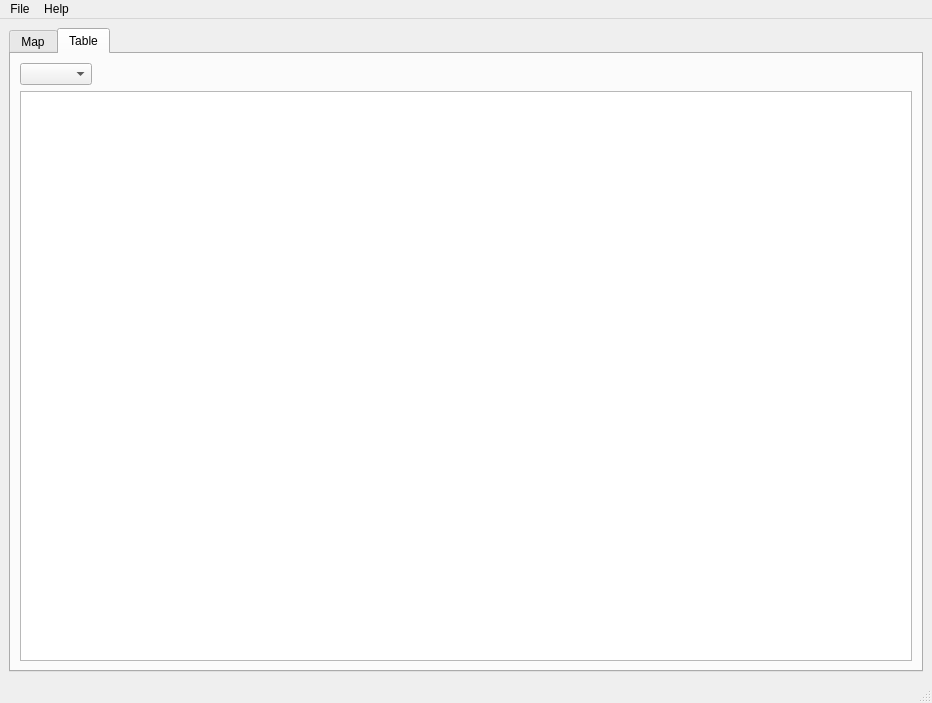
This is src/mainwindow.ui in imyu37/glassplotter as Qt 5 draws it before an edit. The edited form follows.
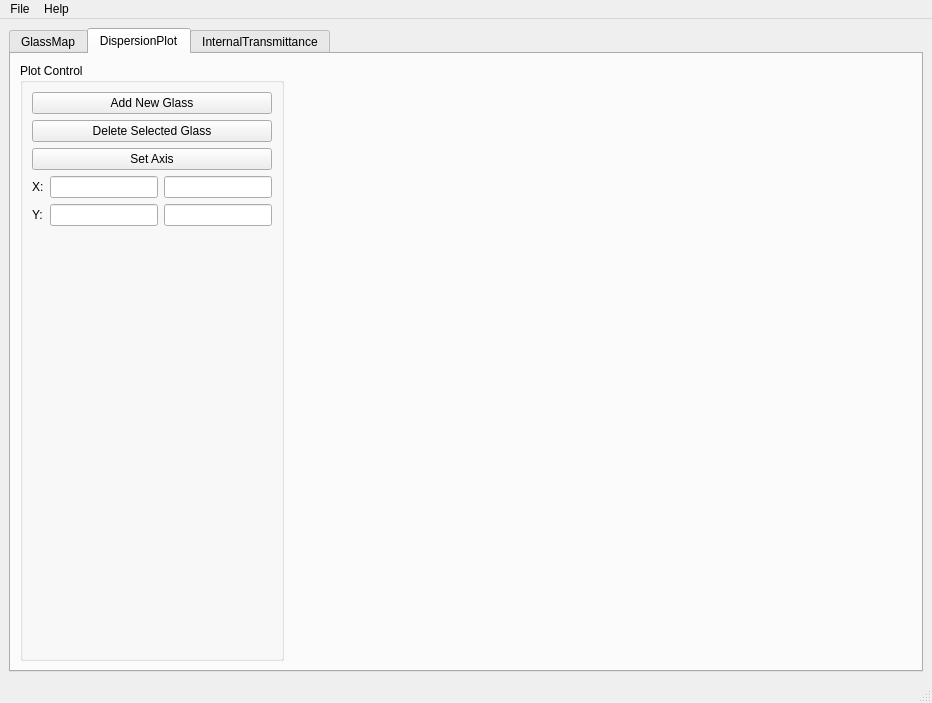
This is the edited form. The open tabs and pages were chosen to show the change. Custom widgets are drawn as their Qt base class.

Commit message: disperion, transmittance tab

The edit to the form file:
```diff
--- a/src/mainwindow.ui
+++ b/src/mainwindow.ui
@@ -22,7 +22,7 @@
       </property>
       <widget class="QWidget" name="tab_GlassMap">
        <attribute name="title">
-        <string>Map</string>
+        <string>GlassMap</string>
        </attribute>
        <layout class="QGridLayout" name="gridLayout_3">
         <item row="0" column="0">
@@ -134,27 +134,239 @@
       </widget>
       <widget class="QWidget" name="tab_GlassTable">
        <attribute name="title">
-        <string>Table</string>
+        <string>DispersionPlot</string>
        </attribute>
-       <layout class="QGridLayout" name="gridLayout_4">
-        <item row="0" column="0">
-         <widget class="QComboBox" name="comboBox_Supplyers"/>
+       <layout class="QHBoxLayout" name="horizontalLayout_2">
+        <item>
+         <widget class="QGroupBox" name="groupBox">
+          <property name="sizePolicy">
+           <sizepolicy hsizetype="Fixed" vsizetype="Preferred">
+            <horstretch>0</horstretch>
+            <verstretch>0</verstretch>
+           </sizepolicy>
+          </property>
+          <property name="title">
+           <string>Plot Control</string>
+          </property>
+          <layout class="QGridLayout" name="gridLayout_6">
+           <item row="1" column="0" colspan="3">
+            <widget class="QPushButton" name="pushButton_deleteSelectedGlass">
+             <property name="text">
+              <string>Delete Selected Glass</string>
+             </property>
+            </widget>
+           </item>
+           <item row="3" column="2">
+            <widget class="QLineEdit" name="lineEdit_Xmax">
+             <property name="sizePolicy">
+              <sizepolicy hsizetype="Fixed" vsizetype="Fixed">
+               <horstretch>0</horstretch>
+               <verstretch>0</verstretch>
+              </sizepolicy>
+             </property>
+            </widget>
+           </item>
+           <item row="4" column="2">
+            <widget class="QLineEdit" name="lineEdit_Ymax">
+             <property name="sizePolicy">
+              <sizepolicy hsizetype="Fixed" vsizetype="Fixed">
+               <horstretch>0</horstretch>
+               <verstretch>0</verstretch>
+              </sizepolicy>
+             </property>
+            </widget>
+           </item>
+           <item row="4" column="0">
+            <widget class="QLabel" name="label_6">
+             <property name="text">
+              <string>Y:</string>
+             </property>
+            </widget>
+           </item>
+           <item row="0" column="0" colspan="3">
+            <widget class="QPushButton" name="pushButton_addNewGlass">
+             <property name="text">
+              <string>Add New Glass</string>
+             </property>
+            </widget>
+           </item>
+           <item row="3" column="1">
+            <widget class="QLineEdit" name="lineEdit_Xmin">
+             <property name="sizePolicy">
+              <sizepolicy hsizetype="Fixed" vsizetype="Fixed">
+               <horstretch>0</horstretch>
+               <verstretch>0</verstretch>
+              </sizepolicy>
+             </property>
+            </widget>
+           </item>
+           <item row="3" column="0">
+            <widget class="QLabel" name="label_5">
+             <property name="text">
+              <string>X:</string>
+             </property>
+            </widget>
+           </item>
+           <item row="2" column="0" colspan="3">
+            <widget class="QPushButton" name="pushButton_Dispersion_SetAxis">
+             <property name="text">
+              <string>Set Axis</string>
+             </property>
+            </widget>
+           </item>
+           <item row="4" column="1">
+            <widget class="QLineEdit" name="lineEdit_Ymin">
+             <property name="sizePolicy">
+              <sizepolicy hsizetype="Fixed" vsizetype="Fixed">
+               <horstretch>0</horstretch>
+               <verstretch>0</verstretch>
+              </sizepolicy>
+             </property>
+            </widget>
+           </item>
+           <item row="5" column="2">
+            <spacer name="verticalSpacer">
+             <property name="orientation">
+              <enum>Qt::Vertical</enum>
+             </property>
+             <property name="sizeHint" stdset="0">
+              <size>
+               <width>20</width>
+               <height>40</height>
+              </size>
+             </property>
+            </spacer>
+           </item>
+          </layout>
+         </widget>
         </item>
-        <item row="0" column="1">
-         <spacer name="horizontalSpacer">
-          <property name="orientation">
-           <enum>Qt::Horizontal</enum>
+        <item>
+         <widget class="QCustomPlot" name="plotWidget_Dispersion" native="true"/>
+        </item>
+       </layout>
+      </widget>
+      <widget class="QWidget" name="tab">
+       <attribute name="title">
+        <string>InternalTransmittance</string>
+       </attribute>
+       <layout class="QHBoxLayout" name="horizontalLayout_3">
+        <item>
+         <widget class="QGroupBox" name="groupBox_2">
+          <property name="sizePolicy">
+           <sizepolicy hsizetype="Fixed" vsizetype="Preferred">
+            <horstretch>0</horstretch>
+            <verstretch>0</verstretch>
+           </sizepolicy>
           </property>
-          <property name="sizeHint" stdset="0">
-           <size>
-            <width>764</width>
-            <height>20</height>
-           </size>
+          <property name="title">
+           <string>Plot Control</string>
           </property>
-         </spacer>
+          <layout class="QGridLayout" name="gridLayout_4">
+           <item row="4" column="0" colspan="3">
+            <widget class="QPushButton" name="pushButton_Transmittance_setAxis">
+             <property name="text">
+              <string>Set Axis</string>
+             </property>
+            </widget>
+           </item>
+           <item row="6" column="0">
+            <widget class="QLabel" name="label_7">
+             <property name="sizePolicy">
+              <sizepolicy hsizetype="Fixed" vsizetype="Preferred">
+               <horstretch>0</horstretch>
+               <verstretch>0</verstretch>
+              </sizepolicy>
+             </property>
+             <property name="text">
+              <string>Y:</string>
+             </property>
+            </widget>
+           </item>
+           <item row="2" column="0" colspan="3">
+            <widget class="QPushButton" name="pushButton_Transmittance_addGraph">
+             <property name="text">
+              <string>Add New Glass</string>
+             </property>
+            </widget>
+           </item>
+           <item row="3" column="0" colspan="3">
+            <widget class="QPushButton" name="pushButton_Transmittance_deleteGraph">
+             <property name="text">
+              <string>Delete Selected Glass</string>
+             </property>
+            </widget>
+           </item>
+           <item row="6" column="1">
+            <widget class="QLineEdit" name="lineEdit_Transmittance_Ymin">
+             <property name="sizePolicy">
+              <sizepolicy hsizetype="Minimum" vsizetype="Fixed">
+               <horstretch>0</horstretch>
+               <verstretch>0</verstretch>
+              </sizepolicy>
+             </property>
+            </widget>
+           </item>
+           <item row="5" column="0">
+            <widget class="QLabel" name="label_8">
+             <property name="sizePolicy">
+              <sizepolicy hsizetype="Fixed" vsizetype="Preferred">
+               <horstretch>0</horstretch>
+               <verstretch>0</verstretch>
+              </sizepolicy>
+             </property>
+             <property name="text">
+              <string>X:</string>
+             </property>
+            </widget>
+           </item>
+           <item row="5" column="1">
+            <widget class="QLineEdit" name="lineEdit_Transmittance_Xmin">
+             <property name="sizePolicy">
+              <sizepolicy hsizetype="Minimum" vsizetype="Fixed">
+               <horstretch>0</horstretch>
+               <verstretch>0</verstretch>
+              </sizepolicy>
+             </property>
+            </widget>
+           </item>
+           <item row="5" column="2">
+            <widget class="QLineEdit" name="lineEdit_Transmittance_Xmax">
+             <property name="sizePolicy">
+              <sizepolicy hsizetype="Fixed" vsizetype="Fixed">
+               <horstretch>0</horstretch>
+               <verstretch>0</verstretch>
+              </sizepolicy>
+             </property>
+            </widget>
+           </item>
+           <item row="6" column="2">
+            <widget class="QLineEdit" name="lineEdit_Transmittance_Ymax">
+             <property name="sizePolicy">
+              <sizepolicy hsizetype="Minimum" vsizetype="Fixed">
+               <horstretch>0</horstretch>
+               <verstretch>0</verstretch>
+              </sizepolicy>
+             </property>
+            </widget>
+           </item>
+           <item row="7" column="2">
+            <spacer name="verticalSpacer_2">
+             <property name="orientation">
+              <enum>Qt::Vertical</enum>
+             </property>
+             <property name="sizeHint" stdset="0">
+              <size>
+               <width>20</width>
+               <height>40</height>
+              </size>
+             </property>
+            </spacer>
+           </item>
+          </layout>
+         </widget>
         </item>
-        <item row="1" column="0" colspan="2">
-         <widget class="QTableWidget" name="tableWidget_GlassTable"/>
+        <item>
+         <widget class="QCustomPlot" name="plotWidget_Transmittance" native="true"/>
         </item>
        </layout>
       </widget>
```
Left out of the diff: 2 changed lines with no effect on the pictures. The commit also changes 105 other files.
